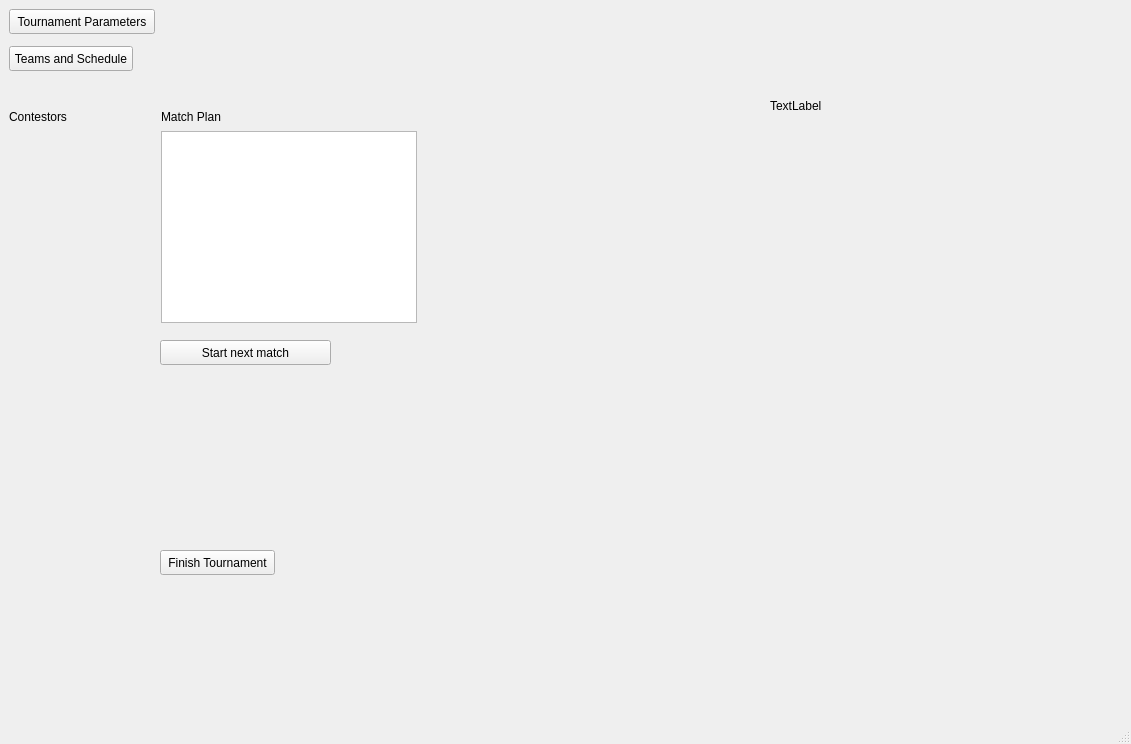
Qt form ui/mainWindow.ui (tapir442/py-match-fit) before a commit.
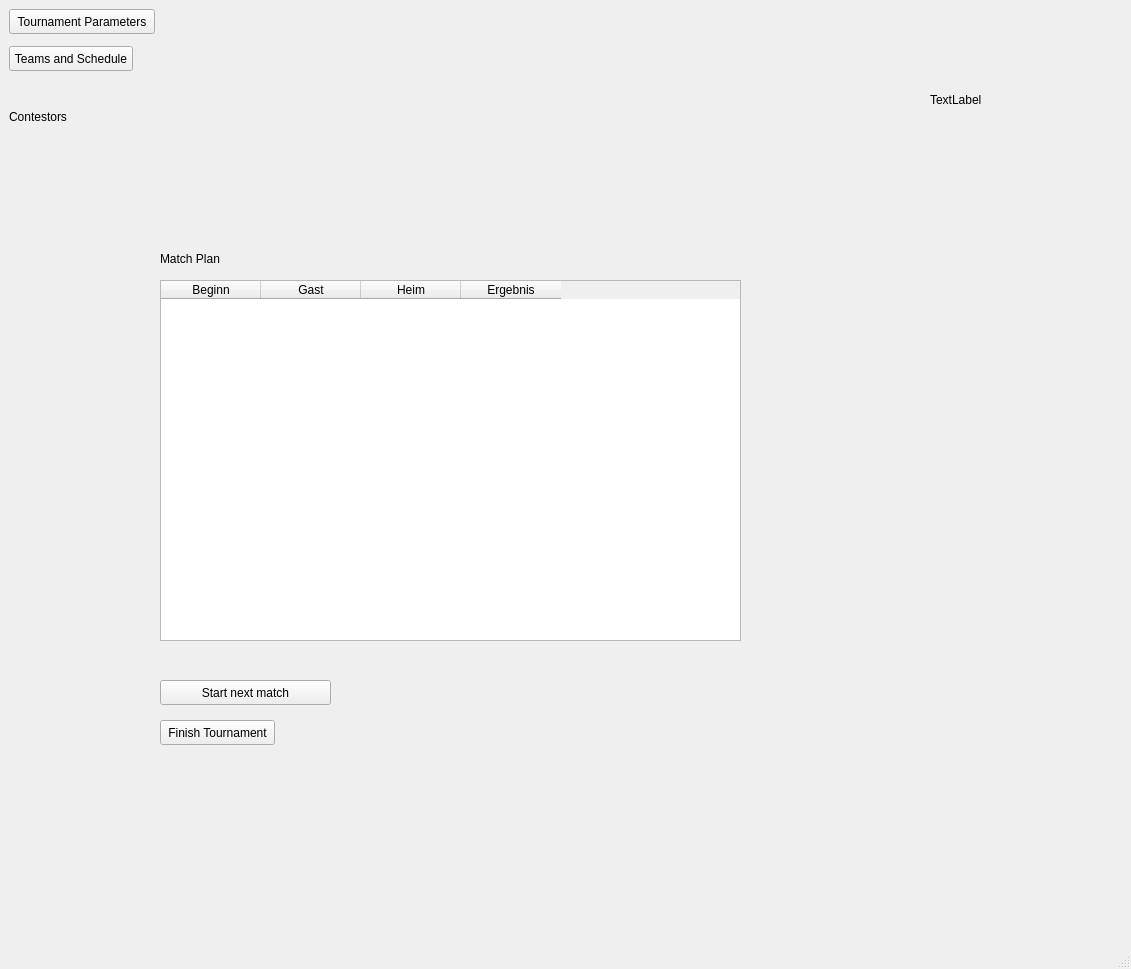
The same form after that commit.

The edit to the form file:
```diff
--- a/ui/mainWindow.ui
+++ b/ui/mainWindow.ui
@@ -7,20 +7,20 @@
     <x>0</x>
     <y>0</y>
     <width>1131</width>
-    <height>744</height>
+    <height>969</height>
    </rect>
   </property>
   <property name="windowTitle">
    <string>MainWindow</string>
   </property>
   <widget class="QWidget" name="centralwidget">
-   <widget class="QListWidget" name="matchPlan">
+   <widget class="QTableWidget" name="matchPlan">
     <property name="geometry">
      <rect>
-      <x>161</x>
-      <y>131</y>
-      <width>256</width>
-      <height>192</height>
+      <x>160</x>
+      <y>280</y>
+      <width>581</width>
+      <height>361</height>
      </rect>
     </property>
     <property name="maximumSize">
@@ -29,12 +29,35 @@
       <height>16777215</height>
      </size>
     </property>
+    <property name="columnCount">
+     <number>4</number>
+    </property>
+    <column>
+     <property name="text">
+      <string>Beginn</string>
+     </property>
+    </column>
+    <column>
+     <property name="text">
+      <string>Gast</string>
+     </property>
+    </column>
+    <column>
+     <property name="text">
+      <string>Heim</string>
+     </property>
+    </column>
+    <column>
+     <property name="text">
+      <string>Ergebnis</string>
+     </property>
+    </column>
    </widget>
    <widget class="QPushButton" name="finish_tournament">
     <property name="geometry">
      <rect>
       <x>160</x>
-      <y>550</y>
+      <y>720</y>
       <width>115</width>
       <height>25</height>
      </rect>
@@ -85,9 +108,9 @@
    <widget class="QLabel" name="label">
     <property name="geometry">
      <rect>
-      <x>161</x>
-      <y>108</y>
-      <width>63</width>
+      <x>160</x>
+      <y>250</y>
+      <width>91</width>
       <height>17</height>
      </rect>
     </property>
@@ -98,10 +121,10 @@
    <widget class="QLabel" name="logoLabel">
     <property name="geometry">
      <rect>
-      <x>770</x>
-      <y>40</y>
-      <width>181</width>
-      <height>131</height>
+      <x>930</x>
+      <y>0</y>
+      <width>200</width>
+      <height>200</height>
      </rect>
     </property>
     <property name="text">
@@ -112,7 +135,7 @@
     <property name="geometry">
      <rect>
       <x>160</x>
-      <y>340</y>
+      <y>680</y>
       <width>171</width>
       <height>25</height>
      </rect>
```
